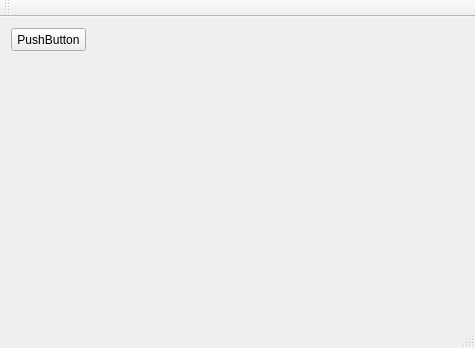
The window that MyQtTest/mainwindow.ui (Gaara-ops/QtProject) describes before a commit, drawn with Qt 5.
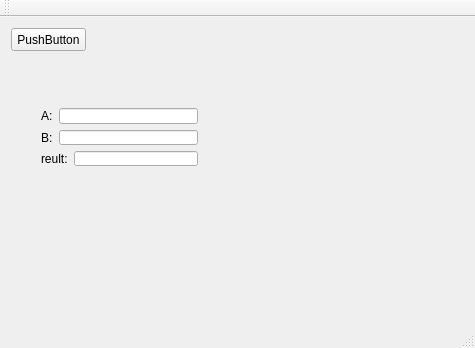
The same window after the commit.

The edit to the form file:
```diff
--- a/MyQtTest/mainwindow.ui
+++ b/MyQtTest/mainwindow.ui
@@ -27,6 +27,60 @@
      <string>PushButton</string>
     </property>
    </widget>
+   <widget class="QWidget" name="">
+    <property name="geometry">
+     <rect>
+      <x>30</x>
+      <y>80</y>
+      <width>179</width>
+      <height>80</height>
+     </rect>
+    </property>
+    <layout class="QVBoxLayout" name="verticalLayout">
+     <item>
+      <layout class="QHBoxLayout" name="horizontalLayout">
+       <item>
+        <widget class="QLabel" name="label">
+         <property name="text">
+          <string>A:</string>
+         </property>
+        </widget>
+       </item>
+       <item>
+        <widget class="QLineEdit" name="lineEdit_1"/>
+       </item>
+      </layout>
+     </item>
+     <item>
+      <layout class="QHBoxLayout" name="horizontalLayout_2">
+       <item>
+        <widget class="QLabel" name="label_2">
+         <property name="text">
+          <string>B:</string>
+         </property>
+        </widget>
+       </item>
+       <item>
+        <widget class="QLineEdit" name="lineEdit_2"/>
+       </item>
+      </layout>
+     </item>
+     <item>
+      <layout class="QHBoxLayout" name="horizontalLayout_3">
+       <item>
+        <widget class="QLabel" name="label_3">
+         <property name="text">
+          <string>reult:</string>
+         </property>
+        </widget>
+       </item>
+       <item>
+        <widget class="QLineEdit" name="lineEdit_result"/>
+       </item>
+      </layout>
+     </item>
+    </layout>
+   </widget>
   </widget>
   <widget class="QMenuBar" name="menuBar">
    <property name="geometry">
```
